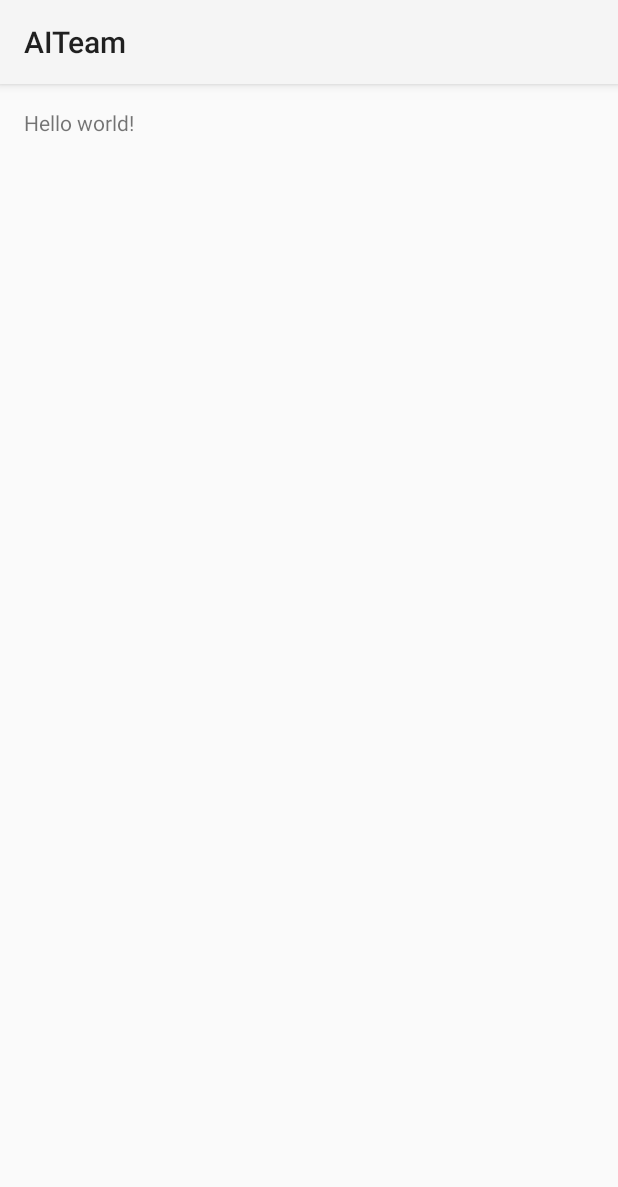
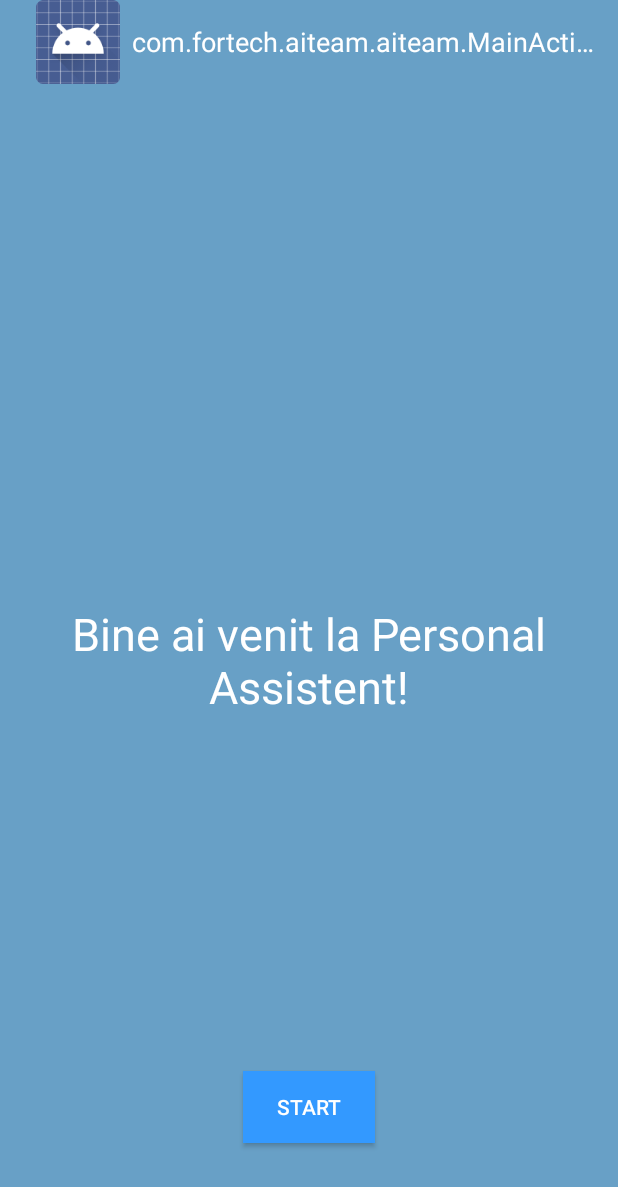
Before and after one commit to SiminaNicolae/AITeam, an Android app: the screen it shows after launch (MainActivity), on a phone screen of 412 x 824 dp. Shown: the top 1187 px of the screen. Run offline under Robolectric (Android 15) with nearby library versions, the phone set to English and light mode, and no system bars.

Commit message:
Welcome Screen Partial

```diff
--- a/AITeam/app/src/main/AndroidManifest.xml
+++ b/AITeam/app/src/main/AndroidManifest.xml
@@ -5,11 +5,10 @@
     <application
         android:allowBackup="true"
         android:icon="@mipmap/ic_launcher"
-        android:label="@string/app_name"
+
         android:theme="@style/AppTheme" >
         <activity
-            android:name=".MainActivity"
-            android:label="@string/app_name" >
+            android:name=".MainActivity">
             <intent-filter>
                 <action android:name="android.intent.action.MAIN" />
 
--- a/AITeam/app/src/main/java/com/fortech/aiteam/aiteam/MainActivity.java
+++ b/AITeam/app/src/main/java/com/fortech/aiteam/aiteam/MainActivity.java
@@ -2,8 +2,6 @@ package com.fortech.aiteam.aiteam;
 
 import android.app.Activity;
 import android.os.Bundle;
-import android.view.Menu;
-import android.view.MenuItem;
 
 
 public class MainActivity extends Activity {
--- a/AITeam/app/src/main/res/layout/activity_main.xml
+++ b/AITeam/app/src/main/res/layout/activity_main.xml
@@ -3,9 +3,32 @@
     android:layout_height="match_parent" android:paddingLeft="@dimen/activity_horizontal_margin"
     android:paddingRight="@dimen/activity_horizontal_margin"
     android:paddingTop="@dimen/activity_vertical_margin"
-    android:paddingBottom="@dimen/activity_vertical_margin" tools:context=".MainActivity">
+    android:paddingBottom="@dimen/activity_vertical_margin" tools:context=".MainActivity"
+    android:background="@color/actionbarcolor">
 
-    <TextView android:text="@string/hello_world" android:layout_width="wrap_content"
-        android:layout_height="wrap_content" />
+    <TextView
+        android:layout_width="wrap_content"
+        android:layout_height="wrap_content"
+        android:textAppearance="?android:attr/textAppearanceLarge"
+        android:text="@string/infoAplicatie"
+        android:gravity="center"
+        android:textColor="@color/white"
+        android:id="@+id/textView"
+        android:layout_centerVertical="true"
+        android:layout_centerHorizontal="true"
+        android:textSize="@dimen/textWelcomeScreen"/>
+
+
+
+    <Button
+        android:layout_width="wrap_content"
+        android:layout_height="wrap_content"
+        android:text="START"
+        android:textColor="@color/white"
+        android:id="@+id/button"
+        android:layout_alignParentBottom="true"
+        android:layout_centerHorizontal="true"
+        android:layout_marginBottom="46dp"
+        android:background="@color/articlecolor"/>
 
 </RelativeLayout>
--- a/AITeam/app/src/main/res/values-v21/styles.xml
+++ b/AITeam/app/src/main/res/values-v21/styles.xml
@@ -1,5 +1,10 @@
 <?xml version="1.0" encoding="utf-8"?>
 <resources>
     <style name="AppTheme" parent="android:Theme.Material.Light">
+        <item name="android:actionBarStyle">@style/MyActionBar</item>
+    </style>
+    <style name="MyActionBar"
+        parent="@android:style/Widget.Holo.Light.ActionBar.Solid.Inverse">
+        <item name="android:background">@color/actionbarcolor</item>
     </style>
 </resources>
--- a/AITeam/app/src/main/res/values/dimens.xml
+++ b/AITeam/app/src/main/res/values/dimens.xml
@@ -2,4 +2,5 @@
     <!-- Default screen margins, per the Android Design guidelines. -->
     <dimen name="activity_horizontal_margin">16dp</dimen>
     <dimen name="activity_vertical_margin">16dp</dimen>
+    <dimen name="textWelcomeScreen">30sp</dimen>
 </resources>
--- a/AITeam/app/src/main/res/values/strings.xml
+++ b/AITeam/app/src/main/res/values/strings.xml
@@ -1,6 +1,6 @@
 <resources>
     <string name="app_name">AITeam</string>
-
+    <string name="infoAplicatie">Bine ai venit la Personal Assistent!</string>
     <string name="hello_world">Hello world!</string>
     <string name="action_settings">Settings</string>
 </resources>
--- a/AITeam/app/src/main/res/values/styles.xml
+++ b/AITeam/app/src/main/res/values/styles.xml
@@ -1,8 +1,15 @@
 <resources>
 
-    <!-- Base application theme. -->
-    <style name="AppTheme" parent="android:Theme.Holo.Light.DarkActionBar">
-        <!-- Customize your theme here. -->
+    <!-- the theme applied to the application or activity -->
+    <style name="CustomActionBarTheme"
+        parent="@android:style/Theme.Holo.Light.DarkActionBar">
+        <item name="android:actionBarStyle">@style/MyActionBar</item>
+    </style>
+
+    <!-- ActionBar styles -->
+    <style name="MyActionBar"
+        parent="@android:style/Widget.Holo.Light.ActionBar.Solid.Inverse">
+        <item name="android:background">@color/actionbarcolor</item>
     </style>
 
 </resources>
```
Also changed, not shown: AITeam/app/src/main/res/values/colors.xml (added, +16 -0 lines).
